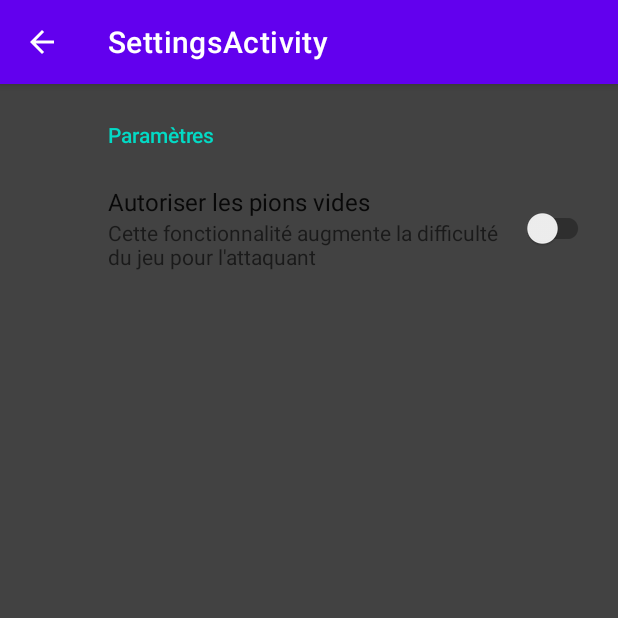
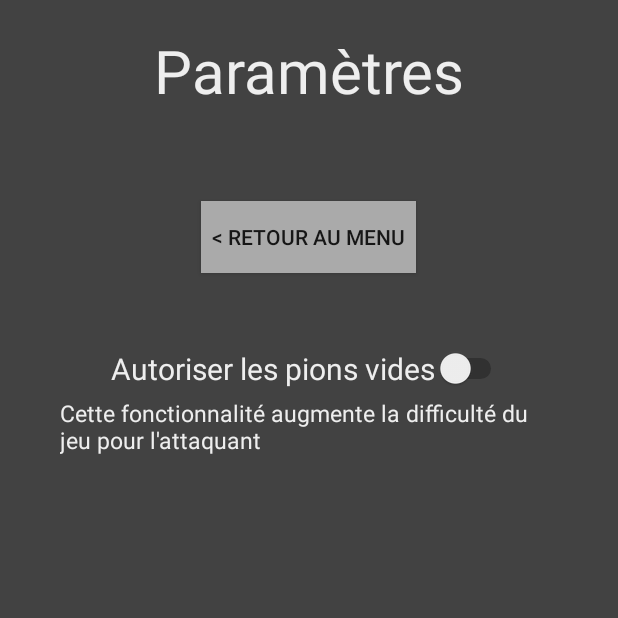
Before and after one commit to Korayou/Mastermind, an Android app: the screen it shows after launch (SettingsActivity), after a tap on "PARAMÈTRES", on a phone screen of 412 x 824 dp, the top half of it. Run offline under Robolectric (Android 15) with nearby library versions, the phone set to English and light mode, and no system bars.

Commit message:
Modifs page parametre + debut recup si pion vide

```diff
--- a/app/src/main/java/com/example/mastermind/MainActivity.java
+++ b/app/src/main/java/com/example/mastermind/MainActivity.java
@@ -11,6 +11,7 @@ public class MainActivity extends Activity {
     private Button mORDI;
     private Button mSettings;
     private Button mRules;
+    private boolean pionV;
     @Override
     protected void onCreate(Bundle savedInstanceState) {
         super.onCreate(savedInstanceState);
@@ -25,6 +26,9 @@ public class MainActivity extends Activity {
             public void onClick(View v) {
                 Intent HotSeat = new Intent(MainActivity.this, GameActivity.class);
                 HotSeat.putExtra("bot", false);
+                if(pionV) {
+                    HotSeat.putExtra("pionVide", true);
+                }
                 startActivity(HotSeat);
             }
         });
@@ -33,6 +37,9 @@ public class MainActivity extends Activity {
             public void onClick(View v) {
                 Intent ordi = new Intent(MainActivity.this, GameActivity.class);
                 ordi.putExtra("bot", true);
+                if(pionV) {
+                    ordi.putExtra("pionVide", true);
+                }
                 startActivity(ordi);
             }
         });
@@ -40,7 +47,7 @@ public class MainActivity extends Activity {
             @Override
             public void onClick(View v) {
                 Intent settings = new Intent(MainActivity.this, SettingsActivity.class);
-                startActivity(settings);
+                startActivityForResult(settings, 1);
             }
         });
         mRules.setOnClickListener(new View.OnClickListener() {
@@ -51,4 +58,13 @@ public class MainActivity extends Activity {
             }
         });
     }
+
+    @Override
+    public void onActivityResult(int requestCode, int resultCode, Intent data) {
+        super.onActivityResult(requestCode, resultCode, data);
+
+        if(requestCode == 1) {
+            pionV = data.getBooleanExtra("pionV", false);
+        }
+    }
 }
--- a/app/src/main/java/com/example/mastermind/SettingsActivity.java
+++ b/app/src/main/java/com/example/mastermind/SettingsActivity.java
@@ -1,33 +1,44 @@
 package com.example.mastermind;
 
+import android.app.Activity;
+import android.content.Intent;
 import android.os.Bundle;
+import android.view.View;
+import android.widget.Button;
+import android.widget.CompoundButton;
+import android.widget.Switch;
 
-import androidx.appcompat.app.ActionBar;
-import androidx.appcompat.app.AppCompatActivity;
-import androidx.preference.PreferenceFragmentCompat;
-
-public class SettingsActivity extends AppCompatActivity {
+public class SettingsActivity extends Activity {
+    private Button mButton;
+    private Switch mSwitch;
+    private boolean pionV;
 
     @Override
     protected void onCreate(Bundle savedInstanceState) {
         super.onCreate(savedInstanceState);
         setContentView(R.layout.settings_activity);
-        if (savedInstanceState == null) {
-            getSupportFragmentManager()
-                    .beginTransaction()
-                    .replace(R.id.settings, new SettingsFragment())
-                    .commit();
-        }
-        ActionBar actionBar = getSupportActionBar();
-        if (actionBar != null) {
-            actionBar.setDisplayHomeAsUpEnabled(true);
-        }
-    }
 
-    public static class SettingsFragment extends PreferenceFragmentCompat {
-        @Override
-        public void onCreatePreferences(Bundle savedInstanceState, String rootKey) {
-            setPreferencesFromResource(R.xml.root_preferences, rootKey);
-        }
+        mButton = findViewById(R.id.backButton);
+        mSwitch = findViewById(R.id.switchPion);
+
+        mSwitch.setOnCheckedChangeListener(new CompoundButton.OnCheckedChangeListener() {
+            @Override
+            public void onCheckedChanged(CompoundButton buttonView, boolean isChecked) {
+                if(isChecked) {
+                    pionV = true;
+                } else {
+                    pionV = false;
+                }
+            }
+        });
+        mButton.setOnClickListener(new View.OnClickListener() {
+            @Override
+            public void onClick(View v) {
+                Intent intent = new Intent();
+                intent.putExtra("pionV", pionV);
+                setResult(1, intent);
+                finish();
+            }
+        });
     }
 }
--- a/app/src/main/res/layout/settings_activity.xml
+++ b/app/src/main/res/layout/settings_activity.xml
@@ -1,10 +1,46 @@
 <LinearLayout xmlns:android="http://schemas.android.com/apk/res/android"
+    xmlns:tools="http://schemas.android.com/tools"
     android:layout_width="match_parent"
     android:layout_height="match_parent"
-    android:background="@color/cardview_dark_background">
+    android:background="@color/cardview_dark_background"
+    android:orientation="vertical"
+    tools:ignore="UseSwitchCompatOrMaterialXml">
 
-    <FrameLayout
-        android:id="@+id/settings"
-        android:layout_width="match_parent"
-        android:layout_height="match_parent" />
+    <TextView
+        android:layout_width="wrap_content"
+        android:layout_height="wrap_content"
+        android:layout_gravity="center"
+        android:layout_marginTop="20dp"
+        android:text="@string/header"
+        android:textColor="#eee"
+        android:textSize="40dp"/>
+
+    <Button
+        android:id="@+id/backButton"
+        android:layout_width="wrap_content"
+        android:layout_height="wrap_content"
+        android:layout_gravity="center"
+        android:layout_marginTop="60dp"
+        android:background="#aaa"
+        android:padding="7dp"
+        android:text="@string/back_menu"/>
+
+    <Switch
+        android:id="@+id/switchPion"
+        android:layout_width="wrap_content"
+        android:layout_height="wrap_content"
+        android:layout_gravity="center"
+        android:layout_marginTop="50dp"
+        android:text="@string/pions_title"
+        android:textColor="#eee"
+        android:textSize="20dp"/>
+    <TextView
+        android:layout_width="wrap_content"
+        android:layout_height="wrap_content"
+        android:layout_marginLeft="40dp"
+        android:layout_marginTop="5dp"
+        android:layout_marginRight="40dp"
+        android:text="@string/summary"
+        android:textColor="#eee"
+        android:textSize="15dp"/>
 </LinearLayout>
--- a/app/src/main/res/values/strings.xml
+++ b/app/src/main/res/values/strings.xml
@@ -7,6 +7,7 @@
     <string name="header">Paramètres</string>
 
     <!-- Sync Preferences -->
+    <string name="back_menu">&lt; Retour au menu</string>
     <string name="pions_title">Autoriser les pions vides</string>
     <string name="summary">Cette fonctionnalité augmente la difficulté du jeu pour l\'attaquant</string>
 
--- /dev/null
+++ b/app/src/main/res/xml/preferences.xml
@@ -0,0 +1,14 @@
+<?xml version="1.0" encoding="utf-8"?>
+<PreferenceScreen xmlns:app="http://schemas.android.com/apk/res-auto"
+    xmlns:android="http://schemas.android.com/apk/res/android">
+
+    <PreferenceCategory app:title="@string/header">
+        <SwitchPreferenceCompat
+            app:key="switchPion"
+            app:title="@string/pions_title"
+            app:summaryOff="@string/summary"
+            app:summaryOn="@string/summary" />
+
+    </PreferenceCategory>
+
+</PreferenceScreen>
```
